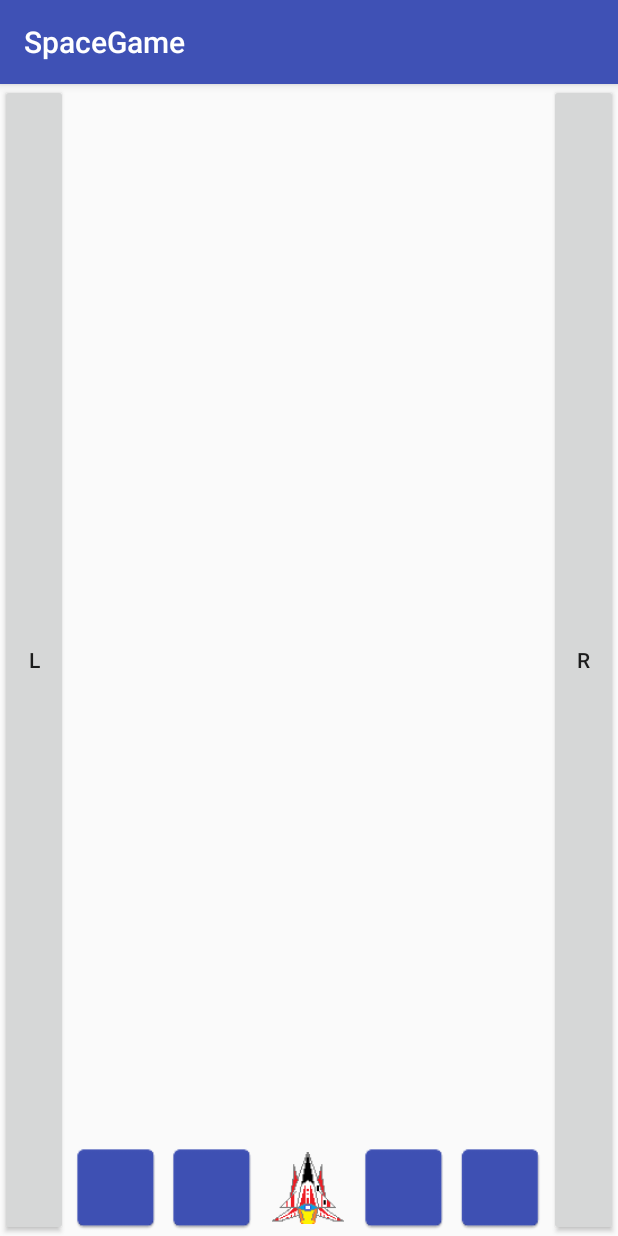
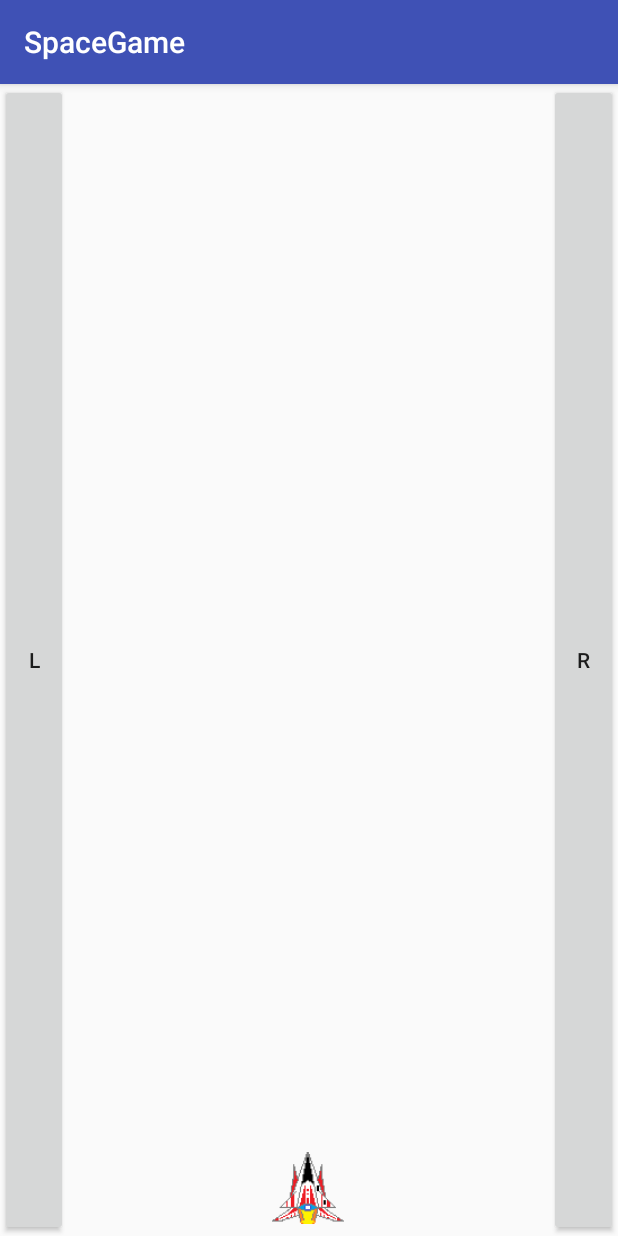
Before and after one commit to hornsbym/SpaceGame, an Android app: the screen it shows after launch (MainActivity), on a phone screen of 412 x 824 dp. Run offline under Robolectric (Android 15) with nearby library versions, the phone set to English and light mode, and no system bars.

Commit message:
Updated MainActivity/main.xml.

```diff
--- a/app/src/main/java/com/example/hornsby/spacegame/MainActivity.java
+++ b/app/src/main/java/com/example/hornsby/spacegame/MainActivity.java
@@ -31,7 +31,15 @@ public class MainActivity extends AppCompatActivity {
         super.onCreate(savedInstanceState);
         setContentView(R.layout.activity_main);
 
-        spot = findSpot(ship.getHori());
+        ship = new Ship();
+
+        mSpot1 = (ImageView) findViewById(R.id.spot_1);
+        mSpot2 = (ImageView) findViewById(R.id.spot_2);
+        mSpot3 = (ImageView) findViewById(R.id.spot_3);
+        mSpot4 = (ImageView) findViewById(R.id.spot_4);
+        mSpot5 = (ImageView) findViewById(R.id.spot_5);
+
+        findSpot(ship.getHori()).setImageResource(R.drawable.ic_ship);
 
         mSpotBar = (LinearLayout) findViewById(R.id.spot_bar);
         mSpotBar.setOnClickListener(new View.OnClickListener() {
@@ -42,39 +50,17 @@ public class MainActivity extends AppCompatActivity {
             }
         });
 
-        mSpot1 = (ImageView) findViewById(R.id.spot_1);
-        mSpot2 = (ImageView) findViewById(R.id.spot_2);
-        mSpot3 = (ImageView) findViewById(R.id.spot_3);
-        mSpot4 = (ImageView) findViewById(R.id.spot_4);
-        mSpot5 = (ImageView) findViewById(R.id.spot_5);
-
         mRightButton = (Button) findViewById(R.id.right_button);
         mRightButton.setOnClickListener(new View.OnClickListener() {
             @Override
             public void onClick(View v) {
-                spot.setImageResource(R.drawable.blank);
-                ship.setHori(ship.getHori()+1);
-                spot.setImageResource(R.drawable.ic_ship);
-//                if (spot == 1) {
-//                    mSpot1.setImageResource(R.drawable.ic_launcher);
-//                    mSpot2.setImageResource(R.drawable.ic_ship);
-//                }
-//                if (spot == 2) {
-//                    mSpot2.setImageResource(R.drawable.ic_launcher);
-//                    mSpot3.setImageResource(R.drawable.ic_ship);
-//                }
-//                if (spot == 3) {
-//                    mSpot3.setImageResource(R.drawable.ic_launcher);
-//                    mSpot4.setImageResource(R.drawable.ic_ship);
-//                }
-//                if (spot == 4) {
-//                    mSpot4.setImageResource(R.drawable.ic_launcher);
-//                    mSpot5.setImageResource(R.drawable.ic_ship);
-//                }
-//                spot += 1;
-//                if (spot>=5){
-//                    spot=5;
-//                }
+                if (ship.getHori() != 5) {
+                    spot = findSpot(ship.getHori());
+                    spot.setImageDrawable(null);
+                    ship.setHori(ship.getHori() + 1);
+                    spot = findSpot(ship.getHori());
+                    spot.setImageResource(R.drawable.ic_ship);
+                }
             }
         });
 
@@ -82,30 +68,13 @@ public class MainActivity extends AppCompatActivity {
         mLeftButton.setOnClickListener(new View.OnClickListener() {
             @Override
             public void onClick(View v) {
-                spot.setImageResource(R.drawable.blank);
-                ship.setHori(ship.getHori()-1);
-                spot.setImageResource(R.drawable.ic_ship);
-
-//                if (spot == 2) {
-//                    mSpot2.setImageResource(R.drawable.ic_launcher);
-//                    mSpot1.setImageResource(R.drawable.ic_ship);
-//                }
-//                if (spot == 3) {
-//                    mSpot3.setImageResource(R.drawable.ic_launcher);
-//                    mSpot2.setImageResource(R.drawable.ic_ship);
-//                }
-//                if (spot == 4) {
-//                    mSpot4.setImageResource(R.drawable.ic_launcher);
-//                    mSpot3.setImageResource(R.drawable.ic_ship);
-//                }
-//                if (spot == 5) {
-//                    mSpot5.setImageResource(R.drawable.ic_launcher);
-//                    mSpot4.setImageResource(R.drawable.ic_ship);
-//                }
-//                spot -= 1;
-//                if (spot<=1) {
-//                    spot = 1;
-//                }
+                if (ship.getHori() != 1) {
+                    spot = findSpot(ship.getHori());
+                    spot.setImageDrawable(null);
+                    ship.setHori(ship.getHori() - 1);
+                    spot = findSpot(ship.getHori());
+                    spot.setImageResource(R.drawable.ic_ship);
+                }
             }
         });
     }
@@ -116,7 +85,7 @@ public class MainActivity extends AppCompatActivity {
         else if (spot == 2) { shipLocation = mSpot2; }
         else if (spot == 3) { shipLocation = mSpot3; }
         else if (spot == 4) { shipLocation = mSpot4; }
-        else if (spot ==5) { shipLocation = mSpot5; }
+        else if (spot == 5) { shipLocation = mSpot5; }
         return shipLocation;
     }
 }
--- a/app/src/main/res/layout/activity_main.xml
+++ b/app/src/main/res/layout/activity_main.xml
@@ -22,32 +22,27 @@
                 android:id="@+id/spot_1"
                 android:layout_width="0dp"
                 android:layout_height="match_parent"
-                android:layout_weight="1"
-                android:src="@drawable/ic_launcher"/>
+                android:layout_weight="1" />
             <ImageView
                 android:id="@+id/spot_2"
                 android:layout_width="0dp"
                 android:layout_height="match_parent"
-                android:layout_weight="1"
-                android:src="@drawable/ic_launcher"/>
+                android:layout_weight="1" />
             <ImageView
                 android:id="@+id/spot_3"
                 android:layout_width="0dp"
                 android:layout_height="match_parent"
-                android:layout_weight="1"
-                android:src="@drawable/ic_ship"/>
+                android:layout_weight="1" />
             <ImageView
                 android:id="@+id/spot_4"
                 android:layout_width="0dp"
                 android:layout_height="match_parent"
-                android:layout_weight="1"
-                android:src="@drawable/ic_launcher"/>
+                android:layout_weight="1" />
             <ImageView
                 android:id="@+id/spot_5"
                 android:layout_width="0dp"
                 android:layout_height="match_parent"
-                android:layout_weight="1"
-                android:src="@drawable/ic_launcher"/>
+                android:layout_weight="1" />
         </LinearLayout>
     </LinearLayout>
     <Button
```
